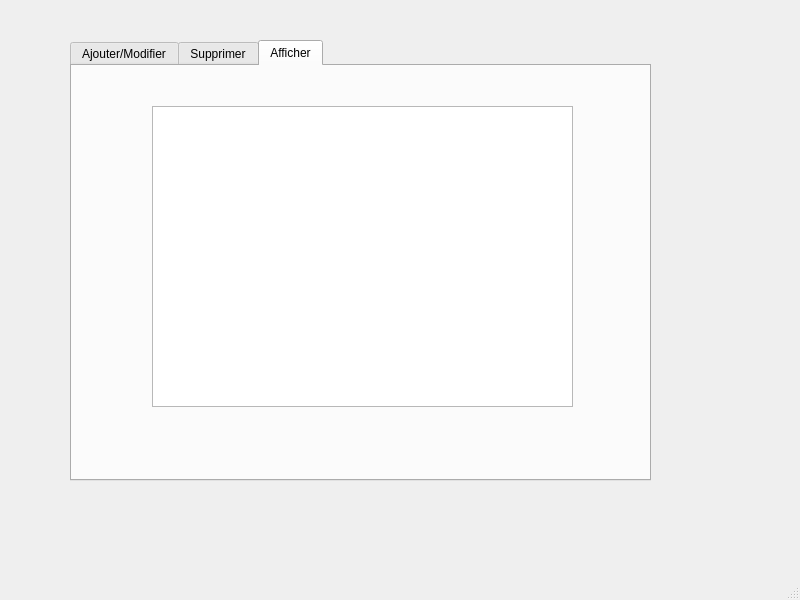
Before: the Qt Designer form projetAmine/mainwindow.ui in karim9155/Smart_Station_2A18, drawn with Qt 5.
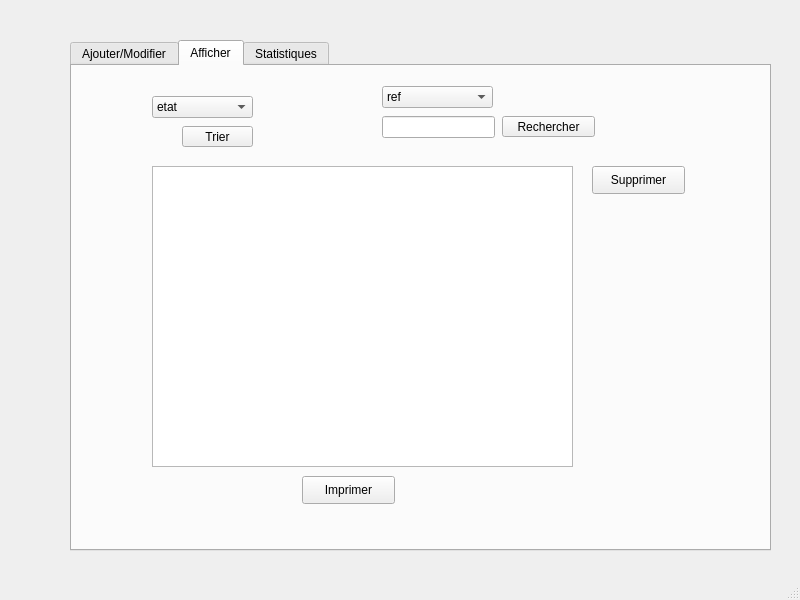
After: the same form once the commit is applied.

What changed in the file:
```diff
--- a/projetAmine/mainwindow.ui
+++ b/projetAmine/mainwindow.ui
@@ -19,8 +19,8 @@
      <rect>
       <x>70</x>
       <y>40</y>
-      <width>581</width>
-      <height>441</height>
+      <width>701</width>
+      <height>511</height>
      </rect>
     </property>
     <property name="currentIndex">
@@ -148,12 +148,7 @@
        <string>Modifier</string>
       </property>
      </widget>
-    </widget>
-    <widget class="QWidget" name="tab_2">
-     <attribute name="title">
-      <string>Supprimer</string>
-     </attribute>
-     <widget class="QLineEdit" name="refSupp">
+     <widget class="QComboBox" name="comboBoxEtat">
       <property name="geometry">
        <rect>
         <x>150</x>
@@ -198,11 +193,134 @@
       <property name="geometry">
        <rect>
         <x>80</x>
-        <y>40</y>
+        <y>100</y>
         <width>421</width>
         <height>301</height>
        </rect>
       </property>
+     </widget>
+     <widget class="QLineEdit" name="Rech">
+      <property name="geometry">
+       <rect>
+        <x>310</x>
+        <y>50</y>
+        <width>113</width>
+        <height>22</height>
+       </rect>
+      </property>
+     </widget>
+     <widget class="QComboBox" name="comboBoxRech">
+      <property name="geometry">
+       <rect>
+        <x>310</x>
+        <y>20</y>
+        <width>111</width>
+        <height>22</height>
+       </rect>
+      </property>
+      <item>
+       <property name="text">
+        <string>ref</string>
+       </property>
+      </item>
+      <item>
+       <property name="text">
+        <string>prix</string>
+       </property>
+      </item>
+     </widget>
+     <widget class="QPushButton" name="pushButton_4">
+      <property name="geometry">
+       <rect>
+        <x>430</x>
+        <y>50</y>
+        <width>93</width>
+        <height>21</height>
+       </rect>
+      </property>
+      <property name="text">
+       <string>Rechercher</string>
+      </property>
+     </widget>
+     <widget class="QComboBox" name="comboBoxTri">
+      <property name="geometry">
+       <rect>
+        <x>80</x>
+        <y>30</y>
+        <width>101</width>
+        <height>22</height>
+       </rect>
+      </property>
+      <item>
+       <property name="text">
+        <string>etat</string>
+       </property>
+      </item>
+      <item>
+       <property name="text">
+        <string>prix</string>
+       </property>
+      </item>
+      <item>
+       <property name="text">
+        <string>date_rep</string>
+       </property>
+      </item>
+     </widget>
+     <widget class="QPushButton" name="pushButton_5">
+      <property name="geometry">
+       <rect>
+        <x>110</x>
+        <y>60</y>
+        <width>71</width>
+        <height>21</height>
+       </rect>
+      </property>
+      <property name="text">
+       <string>Trier</string>
+      </property>
+     </widget>
+     <widget class="QPushButton" name="pushButton_6">
+      <property name="geometry">
+       <rect>
+        <x>230</x>
+        <y>410</y>
+        <width>93</width>
+        <height>28</height>
+       </rect>
+      </property>
+      <property name="text">
+       <string>Imprimer</string>
+      </property>
+     </widget>
+     <widget class="QPushButton" name="pushButton_7">
+      <property name="geometry">
+       <rect>
+        <x>520</x>
+        <y>100</y>
+        <width>93</width>
+        <height>28</height>
+       </rect>
+      </property>
+      <property name="text">
+       <string>Supprimer</string>
+      </property>
+     </widget>
+    </widget>
+    <widget class="QWidget" name="tab_4">
+     <attribute name="title">
+      <string>Statistiques</string>
+     </attribute>
+     <widget class="QFrame" name="horizontalFrame">
+      <property name="geometry">
+       <rect>
+        <x>40</x>
+        <y>30</y>
+        <width>631</width>
+        <height>411</height>
+       </rect>
+      </property>
+      <layout class="QHBoxLayout" name="horizontalLayout"/>
      </widget>
     </widget>
    </widget>
```
Left out of the diff: 52 changed lines with no effect on the pictures.
